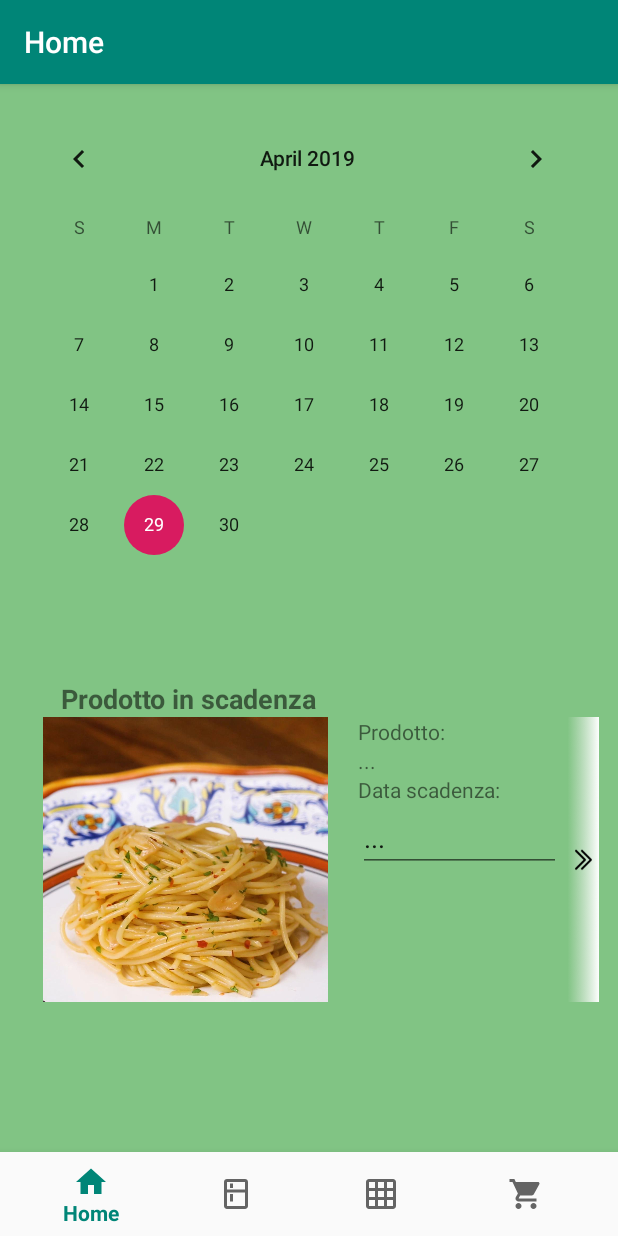
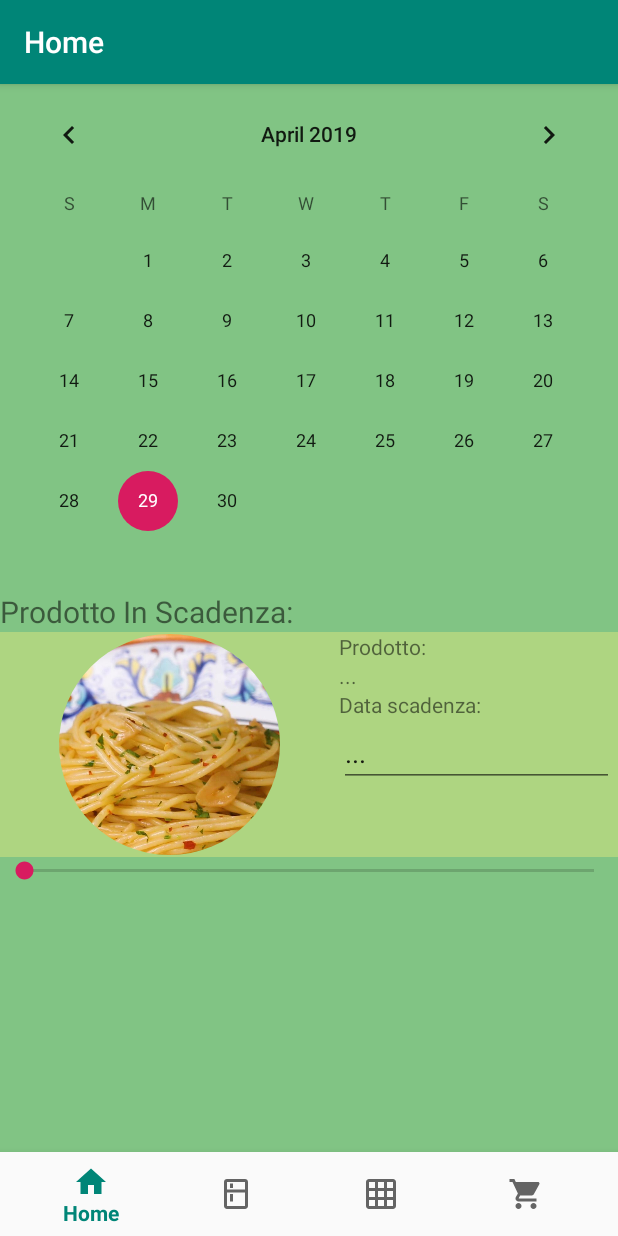
Before and after one commit to CarloDnt/Progetto, an Android app: the fragment CalendarioFragment placed in its activity, on a phone screen of 412 x 824 dp. Run offline under Robolectric (Android 15) with nearby library versions, the light colour scheme and no system bars; our stand-ins replace CircleImageView.

Commit message:
Fragment Adjustment

```diff
--- a/app/build.gradle
+++ b/app/build.gradle
@@ -42,4 +42,5 @@ dependencies {
     implementation 'androidx.viewpager:viewpager:1.0.0'
     implementation 'androidx.cardview:cardview:1.0.0'
     implementation 'androidx.legacy:legacy-support-v4:1.0.0'
+    implementation 'de.hdodenhof:circleimageview:3.0.0'
 }
--- a/app/src/main/java/com/example/progettoapplicazionimobili/ui/CalendarioFragment.java
+++ b/app/src/main/java/com/example/progettoapplicazionimobili/ui/CalendarioFragment.java
@@ -1,14 +1,19 @@
 package com.example.progettoapplicazionimobili.ui;
 
-import android.content.Context;
+import android.os.Build;
 import android.os.Bundle;
+import android.view.DragEvent;
 import android.view.LayoutInflater;
+import android.view.MotionEvent;
 import android.view.View;
 import android.view.ViewGroup;
+import android.widget.ProgressBar;
 
 import androidx.annotation.NonNull;
 import androidx.annotation.Nullable;
+import androidx.annotation.RequiresApi;
 import androidx.fragment.app.Fragment;
+import androidx.viewpager.widget.PagerAdapter;
 import androidx.viewpager.widget.ViewPager;
 
 import com.example.progettoapplicazionimobili.R;
@@ -16,9 +21,9 @@ import com.example.progettoapplicazionimobili.R;
 public class CalendarioFragment extends Fragment {
 
     //VIEWPAGER
-    ViewPager viewPager;
-    CustomSwipe customSwipe;
-    Context appContext;
+    private ViewPager viewPager;
+    private CustomSwipe customSwipe;
+    private ProgressBar bar;
 
     @Nullable
     @Override
@@ -26,12 +31,35 @@ public class CalendarioFragment extends Fragment {
         return inflater.inflate(R.layout.fragment_calendario,container,false);
     }
 
+    @RequiresApi(api = Build.VERSION_CODES.N)
     @Override
     public void onViewCreated(View view, @Nullable Bundle savedInstanceState){
         //VIEWPAGER
         viewPager = (ViewPager) getView().findViewById(R.id.viewpager);
         customSwipe = new CustomSwipe(getContext());
         viewPager.setAdapter(customSwipe);
+        bar=getView().findViewById(R.id.barprogress);
+        bar.setMax(3);
+        viewPager.addOnPageChangeListener(new ViewPager.OnPageChangeListener() {
+            @Override
+            public void onPageScrolled(int position, float positionOffset, int positionOffsetPixels) {
+                bar.setProgress(viewPager.getCurrentItem(),true);
+            }
+            @Override
+            public void onPageSelected(int position) {
+
+            }
+
+            @Override
+            public void onPageScrollStateChanged(int state) {
+
+            }
+        });
+        bar.setOnTouchListener(new View.OnTouchListener(){
+            @Override
+            public boolean onTouch(View v, MotionEvent event) {
+                return true;
+            }
+        });
     }
-
 }
--- a/app/src/main/java/com/example/progettoapplicazionimobili/ui/CustomSwipe.java
+++ b/app/src/main/java/com/example/progettoapplicazionimobili/ui/CustomSwipe.java
@@ -13,14 +13,12 @@ import androidx.annotation.NonNull;
 import androidx.constraintlayout.widget.ConstraintLayout;
 import androidx.viewpager.widget.PagerAdapter;
 import com.example.progettoapplicazionimobili.R;
-import static com.example.progettoapplicazionimobili.R.id.swipe;
 
 import java.util.*;
 
 public class CustomSwipe extends PagerAdapter {
 
     private int[] image_resources = {R.drawable.fake1, R.drawable.fake2, R.drawable.fake3};
-    private int swipeImage = R.drawable.swipe;
     private Context ctx;
     private LayoutInflater layoutInflater;
 
@@ -44,11 +42,7 @@ public class CustomSwipe extends PagerAdapter {
         layoutInflater = (LayoutInflater) ctx.getSystemService(Context.LAYOUT_INFLATER_SERVICE);
         View item_view = layoutInflater.inflate(R.layout.viewpager_layout, container,false);
         //photocamera
-        ImageView imageView = item_view.findViewById(R.id.image_view);
-        //swipe bar
-        ImageView swipeView = item_view.findViewById(swipe);
-        //Prodotto in scadenza
-        TextView textView = item_view.findViewById(R.id.image_count);
+        ImageView imageView = (ImageView) item_view.findViewById(R.id.image_view);
         //NomeProdotto
         TextView nomeProdotto = item_view.findViewById(R.id.nome_prodotto);
         //Nome
@@ -59,8 +53,6 @@ public class CustomSwipe extends PagerAdapter {
         EditText data = item_view.findViewById(R.id.et_date);
 
         imageView.setImageResource(image_resources[position]);
-        swipeView.setImageResource(swipeImage);
-        textView.setText("Prodotto in scadenza");
         nomeProdotto.setText("Prodotto: ");
         nome.setText("...");
         dataScadenza.setText("Data scadenza: ");
--- a/app/src/main/res/layout/activity_aggiungi_prodotto.xml
+++ b/app/src/main/res/layout/activity_aggiungi_prodotto.xml
@@ -11,13 +11,13 @@
 
     <ImageButton
         android:id="@+id/camera"
-        android:layout_width="188dp"
-        android:layout_height="172dp"
+        android:layout_width="180dp"
+        android:layout_height="180dp"
         android:layout_gravity="center"
         android:background="@drawable/roundbutton"
         android:backgroundTint="#81C784"
-        android:scaleType="fitCenter"
-        app:srcCompat="@android:drawable/ic_menu_camera"/>
+        android:scaleType="centerCrop"
+        app:srcCompat="@android:drawable/ic_menu_camera" />
 
 
     <TextView
--- a/app/src/main/res/layout/fragment_calendario.xml
+++ b/app/src/main/res/layout/fragment_calendario.xml
@@ -1,7 +1,8 @@
 <?xml version="1.0" encoding="utf-8"?>
-<androidx.constraintlayout.widget.ConstraintLayout xmlns:android="http://schemas.android.com/apk/res/android"
+<LinearLayout xmlns:android="http://schemas.android.com/apk/res/android"
     xmlns:app="http://schemas.android.com/apk/res-auto"
     xmlns:tools="http://schemas.android.com/tools"
+    android:id="@+id/twProdottoScad"
     android:layout_width="match_parent"
     android:layout_height="match_parent"
     android:background="#81C484"
@@ -9,32 +10,29 @@
 
     <CalendarView
         android:id="@+id/calendarView3"
-        android:layout_width="394dp"
-        android:layout_height="328dp"
-        android:layout_marginStart="8dp"
-        android:layout_marginTop="8dp"
-        android:layout_marginEnd="8dp"
-        android:layout_marginBottom="8dp"
-        app:layout_constraintBottom_toBottomOf="parent"
-        app:layout_constraintEnd_toEndOf="parent"
-        app:layout_constraintHorizontal_bias="0.0"
-        app:layout_constraintStart_toStartOf="parent"
-        app:layout_constraintTop_toTopOf="parent"
-        app:layout_constraintVertical_bias="0.021" />
+        android:layout_width="match_parent"
+        android:layout_height="wrap_content" />
+
+    <TextView
+        android:id="@+id/textView"
+        android:layout_width="match_parent"
+        android:layout_height="wrap_content"
+        android:text="Prodotto In Scadenza:"
+        android:textSize="20dp" />
 
     <androidx.viewpager.widget.ViewPager
         android:id="@+id/viewpager"
-        android:layout_width="395dp"
-        android:layout_height="361dp"
-        android:layout_marginStart="8dp"
-        android:layout_marginTop="8dp"
-        android:layout_marginEnd="8dp"
-        android:layout_marginBottom="8dp"
-        android:backgroundTint="#81C484"
-        app:layout_constraintBottom_toBottomOf="parent"
-        app:layout_constraintEnd_toEndOf="parent"
-        app:layout_constraintStart_toStartOf="parent"
-        app:layout_constraintTop_toBottomOf="@+id/calendarView3" />
+        android:layout_width="match_parent"
+        android:layout_height="150dp"
+        android:layout_gravity="center"
+        android:background="#81C784"
+        android:backgroundTint="#AED581" />
+
+    <SeekBar
+        android:id="@+id/barprogress"
+        android:layout_width="match_parent"
+        android:layout_height="wrap_content"
+        />
 
 
-</androidx.constraintlayout.widget.ConstraintLayout>
+</LinearLayout>
--- a/app/src/main/res/layout/viewpager_layout.xml
+++ b/app/src/main/res/layout/viewpager_layout.xml
@@ -1,33 +1,27 @@
 <?xml version="1.0" encoding="utf-8"?>
 <LinearLayout xmlns:android="http://schemas.android.com/apk/res/android"
     xmlns:tools="http://schemas.android.com/tools"
-    android:orientation="vertical" android:layout_width="match_parent"
-    android:layout_height="match_parent">
-
-    <TextView
-        android:id="@+id/image_count"
-        android:layout_width="wrap_content"
-        android:layout_height="wrap_content"
-        android:text="Prodotto in scadenza"
-        android:textStyle="bold"
-        android:textSize="18dp"
-        android:layout_marginLeft="32dp"
-        android:layout_marginTop="50dp"
-        />
+    android:layout_width="match_parent"
+    android:layout_height="150dp"
+    android:orientation="vertical">
 
     <LinearLayout
         android:layout_width="match_parent"
-        android:layout_height="195dp"
+        android:layout_height="150dp"
         android:orientation="horizontal">
 
-        <ImageView
+        <de.hdodenhof.circleimageview.CircleImageView xmlns:app="http://schemas.android.com/apk/res-auto"
             android:id="@+id/image_view"
-            android:layout_width="230dp"
-            android:layout_height="190dp"
-            tools:srcCompat="@drawable/photo" />
+            android:layout_width="226dp"
+            android:layout_height="match_parent"
+            android:layout_weight="0"
+            android:scaleType="centerCrop"
+            android:src="@drawable/photo"
+            app:civ_border_color="#00000000"
+            app:civ_border_width="1dp" />
 
         <LinearLayout
-            android:layout_width="135dp"
+            android:layout_width="183dp"
             android:layout_height="match_parent"
             android:orientation="vertical">
 
@@ -57,12 +51,6 @@
                 android:inputType="date" />
         </LinearLayout>
 
-        <ImageView
-            android:id="@+id/swipe"
-            android:layout_width="30dp"
-            android:layout_height="190dp"
-            tools:srcCompat="@drawable/swipe" />
-
     </LinearLayout>
 
 </LinearLayout>
```
